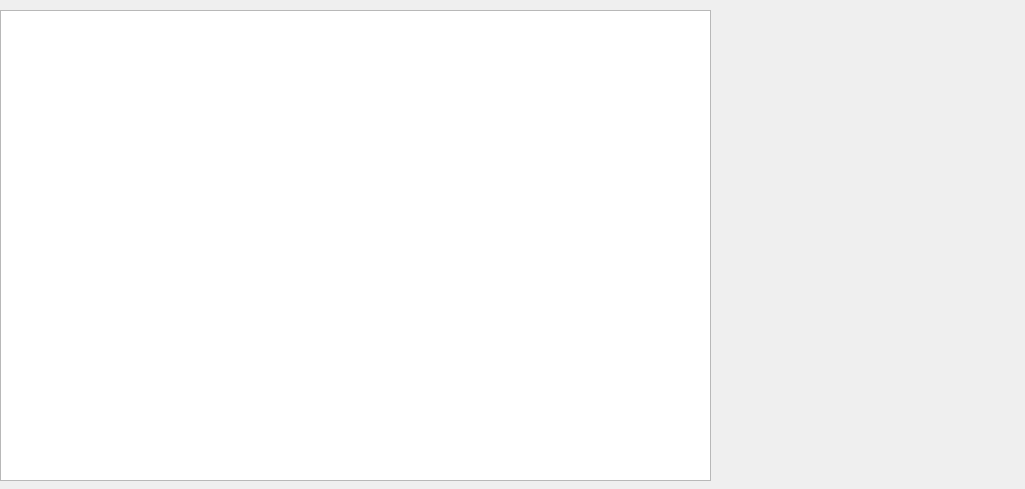
kepper104/yandex_lyceum_project, file tab_design.ui: the form before one commit.
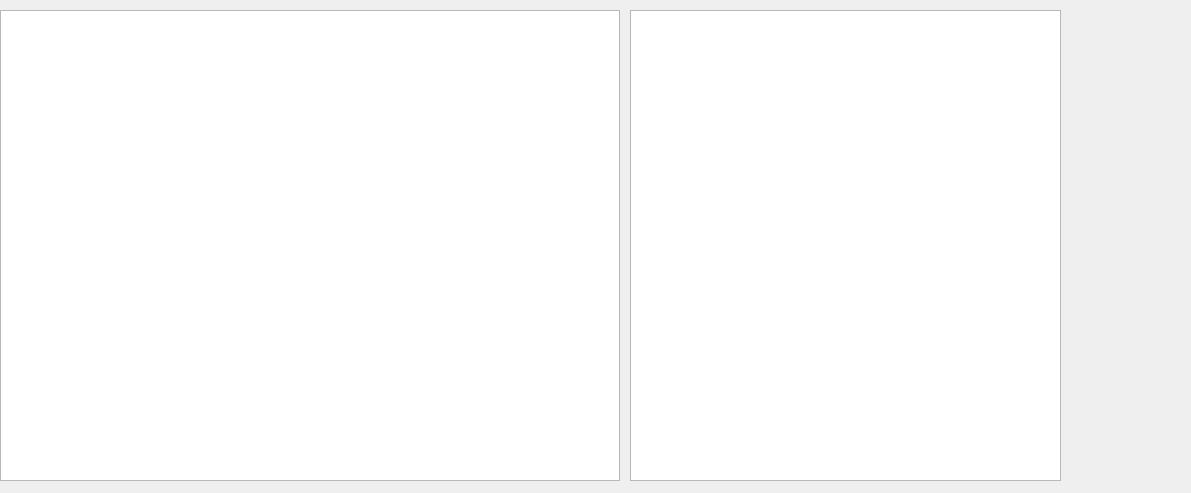
The form after the commit.

```diff
--- a/tab_design.ui
+++ b/tab_design.ui
@@ -6,8 +6,8 @@
    <rect>
     <x>0</x>
     <y>0</y>
-    <width>1025</width>
-    <height>489</height>
+    <width>1191</width>
+    <height>493</height>
    </rect>
   </property>
   <property name="windowTitle">
@@ -18,7 +18,23 @@
     <rect>
      <x>0</x>
      <y>10</y>
-     <width>711</width>
+     <width>620</width>
+     <height>471</height>
+    </rect>
+   </property>
+   <property name="font">
+    <font>
+     <family>Courier New</family>
+     <pointsize>15</pointsize>
+    </font>
+   </property>
+  </widget>
+  <widget class="QTableWidget" name="tableWidget_2">
+   <property name="geometry">
+    <rect>
+     <x>630</x>
+     <y>10</y>
+     <width>431</width>
      <height>471</height>
     </rect>
    </property>
```
